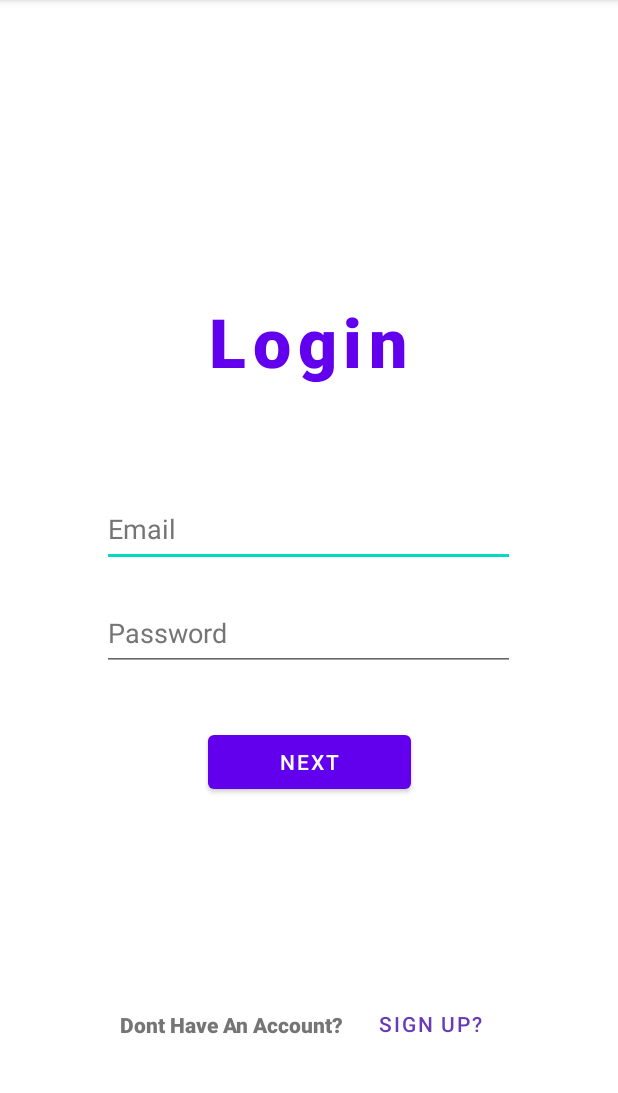
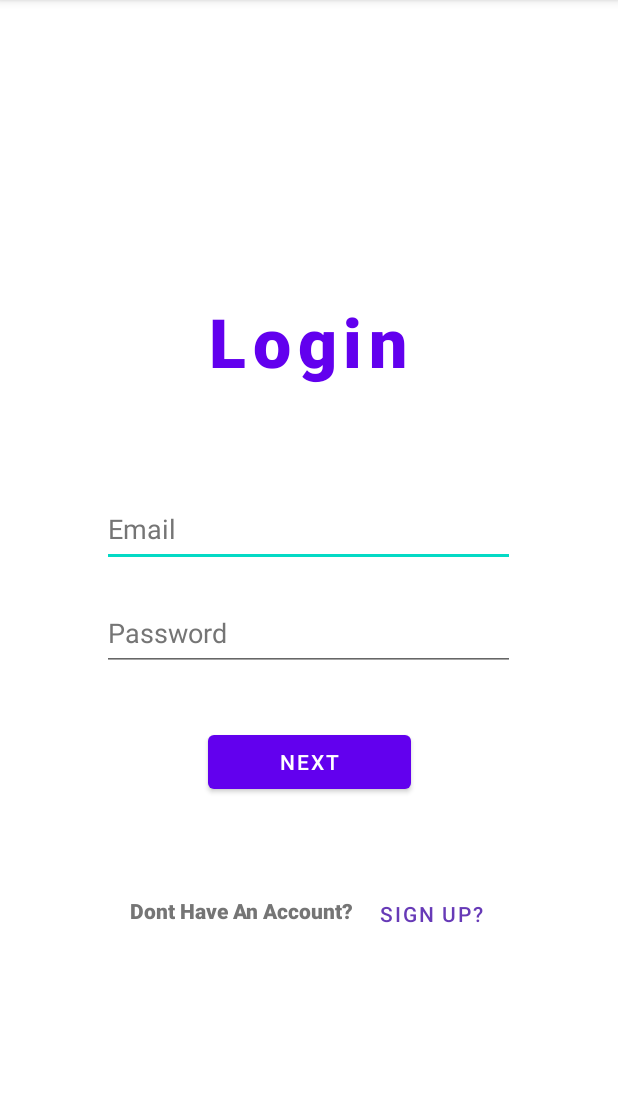
Before and after one commit to aks-456/b07-project, an Android app: the screen it shows after launch (login_activity), on a phone screen of 412 x 824 dp, the part 84-1177 px from its top. Run offline under Robolectric (Android 15) with nearby library versions, the phone set to English and light mode, and no system bars; our stand-ins replace Firebase (no records; nobody signed in at launch, a user with empty details on screens opened directly).

Commit message:
Connected Different Activities
Connected Different Activities

```diff
--- a/B07Project/app/src/main/java/com/example/b07project/AddCourseAdmin.java
+++ b/B07Project/app/src/main/java/com/example/b07project/AddCourseAdmin.java
@@ -3,6 +3,7 @@ package com.example.b07project;
 import androidx.annotation.NonNull;
 import androidx.appcompat.app.AppCompatActivity;
 
+import android.content.Intent;
 import android.os.Bundle;
 import android.util.Log;
 import android.view.View;
@@ -121,6 +122,9 @@ public class AddCourseAdmin extends AppCompatActivity {
 
                 //Change to uid
                 writeNewCourse(strCourseName, strCourseCode, strPrerequisites, strOfferings);
+                Intent intent = new Intent(AddCourseAdmin.this, EditCourses.class);
+                intent.addFlags(Intent.FLAG_ACTIVITY_CLEAR_TOP);
+                startActivity(intent);
 
             }
         });
--- a/B07Project/app/src/main/res/layout/activity_edit_courses.xml
+++ b/B07Project/app/src/main/res/layout/activity_edit_courses.xml
@@ -11,8 +11,8 @@
         android:id="@+id/textView2"
         android:layout_width="375dp"
         android:layout_height="75dp"
-        android:layout_marginTop="100dp"
-        android:layout_marginBottom="50dp"
+        android:layout_marginTop="25dp"
+        android:layout_marginBottom="25dp"
         android:background="@drawable/background_text_view"
         android:backgroundTint="#8D50E7"
         android:fontFamily="sans-serif-condensed-medium"
@@ -62,7 +62,7 @@
         android:layout_marginTop="20dp"
         android:background="@drawable/background_button"
         android:drawableLeft="@drawable/ic_baseline_arrow_back_24"
-        android:text="@string/Back_button_edit_courses"
+        android:text="Logout"
         android:textAlignment="center" />
 
 </LinearLayout>
--- a/B07Project/app/src/main/res/layout/activity_login.xml
+++ b/B07Project/app/src/main/res/layout/activity_login.xml
@@ -80,22 +80,22 @@
         android:textColor="#673AB7"
         app:layout_constraintBottom_toBottomOf="parent"
         app:layout_constraintEnd_toEndOf="parent"
-        app:layout_constraintStart_toEndOf="@+id/textView"
         app:layout_constraintTop_toBottomOf="@+id/activity_switcher_button"
-        app:layout_constraintVertical_bias="0.675" />
+        app:layout_constraintVertical_bias="0.284" />
 
     <TextView
         android:id="@+id/textView"
         android:layout_width="wrap_content"
         android:layout_height="wrap_content"
-        android:layout_marginStart="80dp"
+        android:layout_marginStart="92dp"
         android:fontFamily="sans-serif-black"
         android:text="@string/dont_have_an_account"
         android:textAllCaps="false"
         android:textColor="#757575"
         app:layout_constraintBottom_toBottomOf="@+id/toSignUp"
+        app:layout_constraintEnd_toStartOf="@+id/toSignUp"
         app:layout_constraintStart_toStartOf="parent"
         app:layout_constraintTop_toTopOf="@+id/toSignUp"
-        app:layout_constraintVertical_bias="0.517" />
+        app:layout_constraintVertical_bias="0.413" />
 
 </androidx.constraintlayout.widget.ConstraintLayout>
```
Also changed, not shown: B07Project/app/src/main/java/com/example/b07project/EditCourses.java (+19 -3 lines).
